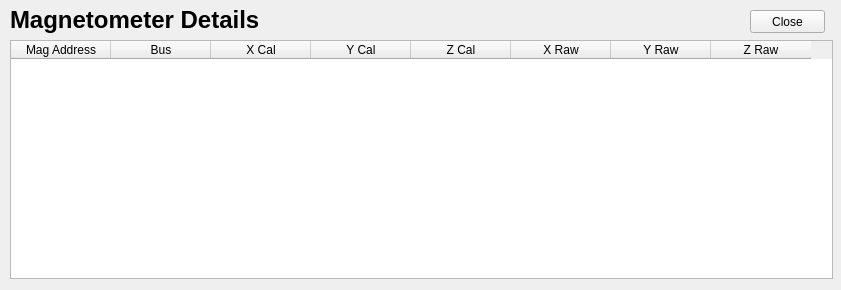
Old version of the form HelmholtzGUI/detailswindow.ui in the repository jharrod/HelmholtzGUI.
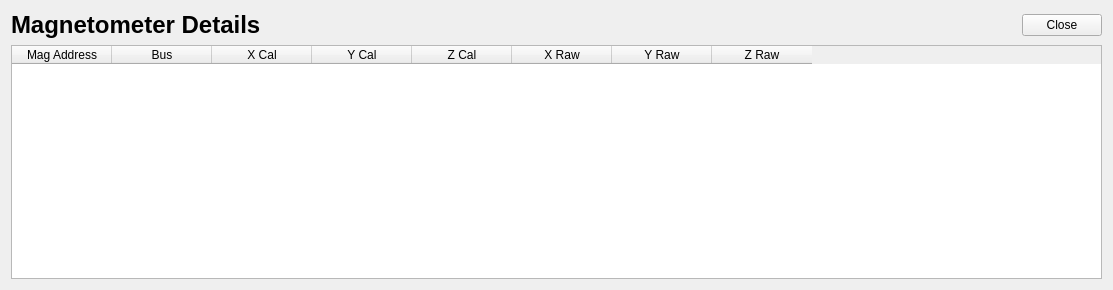
New version of the form.

Patch:
```diff
--- a/HelmholtzGUI/detailswindow.ui
+++ b/HelmholtzGUI/detailswindow.ui
@@ -6,22 +6,16 @@
    <rect>
     <x>0</x>
     <y>0</y>
-    <width>841</width>
+    <width>1113</width>
     <height>290</height>
    </rect>
   </property>
   <property name="windowTitle">
    <string>Dialog</string>
   </property>
+  <layout class="QGridLayout" name="gridLayout">
+   <item row="0" column="0">
   <widget class="QLabel" name="label">
-   <property name="geometry">
-    <rect>
-     <x>10</x>
-     <y>5</y>
-     <width>312</width>
-     <height>29</height>
-    </rect>
-   </property>
    <property name="font">
     <font>
      <pointsize>18</pointsize>
@@ -33,15 +27,32 @@
     <string>Magnetometer Details</string>
    </property>
   </widget>
+   </item>
+   <item row="0" column="1">
+    <spacer name="horizontalSpacer">
+     <property name="orientation">
+      <enum>Qt::Horizontal</enum>
+     </property>
+     <property name="sizeHint" stdset="0">
+      <size>
+       <width>646</width>
+       <height>20</height>
+      </size>
+     </property>
+    </spacer>
+   </item>
+   <item row="0" column="2">
+    <widget class="QPushButton" name="cancel">
+     <property name="focusPolicy">
+      <enum>Qt::NoFocus</enum>
+     </property>
+     <property name="text">
+      <string>Close</string>
+     </property>
+    </widget>
+   </item>
+   <item row="1" column="0" colspan="3">
   <widget class="QTableWidget" name="tableWidget">
-   <property name="geometry">
-    <rect>
-     <x>10</x>
-     <y>40</y>
-     <width>823</width>
-     <height>239</height>
-    </rect>
-   </property>
    <column>
     <property name="text">
      <string>Mag Address</string>
@@ -83,22 +94,8 @@
     </property>
    </column>
   </widget>
-  <widget class="QPushButton" name="cancel">
-   <property name="geometry">
-    <rect>
-     <x>750</x>
-     <y>10</y>
-     <width>75</width>
-     <height>23</height>
-    </rect>
-   </property>
-   <property name="focusPolicy">
-    <enum>Qt::NoFocus</enum>
-   </property>
-   <property name="text">
-    <string>Close</string>
-   </property>
-  </widget>
+   </item>
+  </layout>
  </widget>
  <resources/>
  <connections/>
```
Lines whose indentation alone changed are shown as unchanged.
